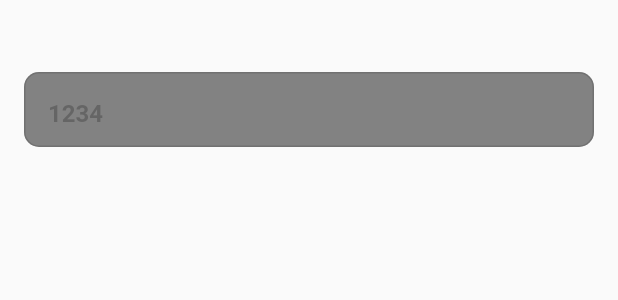
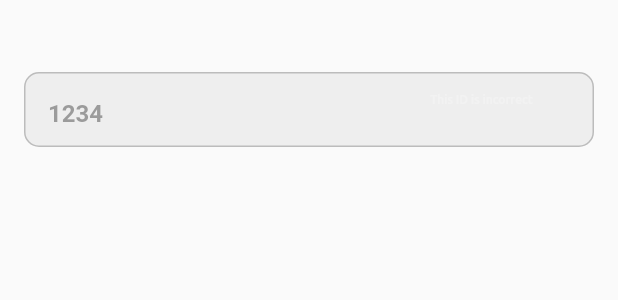
Before and after one commit to WhiteshadowYS/public_foodie_car, a Flutter app: the CatalogIdSearchTextField widget shown alone on an empty page, opened directly with empty values, on a phone screen of 412 x 824 dp. Shown: the top 300 px of the screen. Run offline on Flutter 3.47's test engine with Material 2 defaults, Android fonts, the phone set to English and light mode, and no system bars; our stand-ins replace cached_network_image, data_connection_checker, firebase_messaging, flutter_redux, flutter_screenutil, flutter_svg and 3 more; missing offline and left inert: flutter_redux_navigation, get_version, redux_epics; accounts and stored records are empty; generated files the repository leaves out were written again; project files that could hold a hidden picture were left out.

Commit message:
small visual fixes

```diff
--- a/lib/ui/pages/main_page/main_page.dart
+++ b/lib/ui/pages/main_page/main_page.dart
@@ -32,7 +32,7 @@ class _MainPageState extends State<MainPage> {
       converter: MainPageVM.fromStore,
       builder: (BuildContext context, MainPageVM vm) {
         return MainLayout(
-          bgColor: CustomTheme.colors.primaryColor,
+          bgColor: CustomTheme.colors.background,
           child: SingleChildScrollView(
             child: Column(
               children: [
--- a/lib/ui/pages/main_page/widgets/catalog_id_search.dart
+++ b/lib/ui/pages/main_page/widgets/catalog_id_search.dart
@@ -2,6 +2,7 @@ import 'package:flutter/material.dart';
 import 'package:my_catalog/dictionary/flutter_dictionary.dart';
 import 'package:my_catalog/res/app_styles/app_colors.dart';
 import 'package:my_catalog/res/const.dart';
+import 'package:my_catalog/theme/custom_theme.dart';
 
 import 'catalog_text_field.dart';
 
@@ -38,7 +39,7 @@ class _CatalogIdSearchTextFieldState extends State<CatalogIdSearchTextField> {
               width: 150.0,
               height: 22.0,
               decoration: BoxDecoration(
-                color: AppColors.kRed.withRed(228),
+                color: CustomTheme.colors.errorColor.withOpacity(widget.error ? 1.0 : 0.0),
                 borderRadius: BorderRadius.only(
                   topLeft: Radius.circular(64),
                   bottomRight: Radius.circular(32),
@@ -51,7 +52,7 @@ class _CatalogIdSearchTextFieldState extends State<CatalogIdSearchTextField> {
                   FlutterDictionary.instance.language.mainPageDictionary.errorID,
                   textAlign: TextAlign.center,
                   // TODO(Andrey): Add textStyle;
-                  style: TextStyle(color: AppColors.kWhite, fontSize: 12),
+                  style: CustomTheme.textStyles.buttonTextStyle(size: 8),
                 ),
               ),
             ),
--- a/lib/ui/pages/main_page/widgets/catalog_text_field.dart
+++ b/lib/ui/pages/main_page/widgets/catalog_text_field.dart
@@ -1,6 +1,7 @@
 import 'package:flutter/material.dart';
 import 'package:my_catalog/res/app_styles/app_colors.dart';
 import 'package:my_catalog/res/const.dart';
+import 'package:my_catalog/theme/custom_theme.dart';
 
 class CatalogTextField extends StatefulWidget {
   final void Function(String) onChange;
@@ -50,13 +51,12 @@ class _CatalogTextFieldState extends State<CatalogTextField> {
       child: Stack(
         alignment: Alignment.topCenter,
         children: <Widget>[
-          AnimatedContainer(
+          Container(
             height: 50.0,
-            duration: MILLISECONDS_300,
             alignment: Alignment.center,
             width: double.infinity,
             decoration: BoxDecoration(
-              color: AppColors.kLightGrey,
+              color: CustomTheme.colors.accentColor.withOpacity(0.1),
               border: Border.all(color: AppColors.kGrey.withOpacity(0.3)),
               borderRadius: BorderRadius.circular(10.0),
             ),
@@ -74,7 +74,6 @@ class _CatalogTextFieldState extends State<CatalogTextField> {
               cursorWidth: 2.0,
               style: textStyle,
               onSubmitted: widget.onSubmitted,
-              textInputAction: TextInputAction.none,
               decoration: InputDecoration(
                 errorStyle: TextStyle(fontSize: 14),
                 floatingLabelBehavior: FloatingLabelBehavior.never,
```
